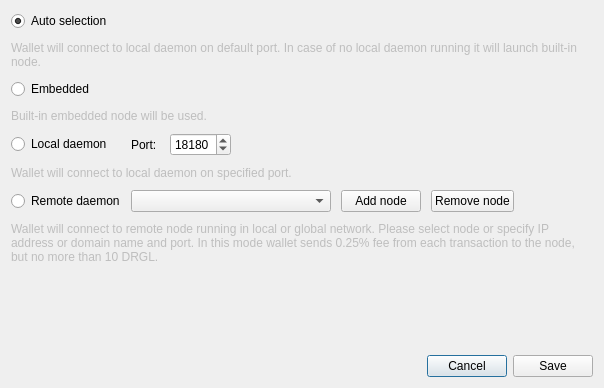
Above: src/gui/ui/connectionsettingsdialog.ui from aejontargaryen/FanGoldWallet before the change. Below: the same form after it.
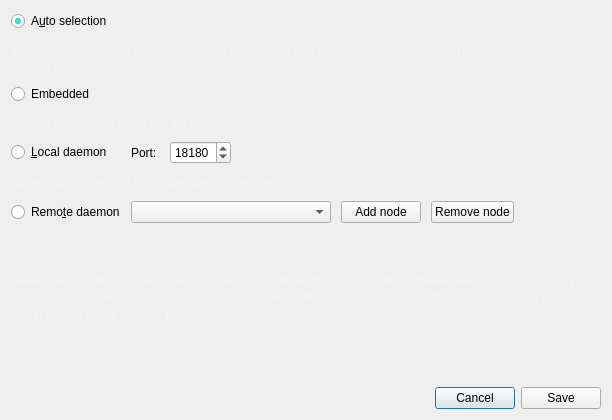
That is the form after the change. Icons and pictures are not drawn.

```diff
--- a/src/gui/ui/connectionsettingsdialog.ui
+++ b/src/gui/ui/connectionsettingsdialog.ui
@@ -9,13 +9,16 @@
    <rect>
     <x>0</x>
     <y>0</y>
-    <width>604</width>
-    <height>388</height>
+    <width>612</width>
+    <height>420</height>
    </rect>
   </property>
   <property name="windowTitle">
    <string>Connection settings</string>
   </property>
+  <property name="styleSheet">
+   <string notr="true"/>
+  </property>
   <layout class="QGridLayout" name="gridLayout_2">
    <item row="2" column="0">
     <layout class="QHBoxLayout" name="horizontalLayout">
@@ -61,8 +64,45 @@
        <property name="enabled">
         <bool>true</bool>
        </property>
+       <property name="palette">
+        <palette>
+         <active>
+          <colorrole role="Text">
+           <brush brushstyle="SolidPattern">
+            <color alpha="255">
+             <red>1</red>
+             <green>255</green>
+             <blue>230</blue>
+            </color>
+           </brush>
+          </colorrole>
+         </active>
+         <inactive>
+          <colorrole role="Text">
+           <brush brushstyle="SolidPattern">
+            <color alpha="255">
+             <red>1</red>
+             <green>255</green>
+             <blue>230</blue>
+            </color>
+           </brush>
+          </colorrole>
+         </inactive>
+         <disabled>
+          <colorrole role="Text">
+           <brush brushstyle="SolidPattern">
+            <color alpha="255">
+             <red>190</red>
+             <green>190</green>
+             <blue>190</blue>
+            </color>
+           </brush>
+          </colorrole>
+         </disabled>
+        </palette>
+       </property>
        <property name="text">
-        <string>Auto selection</string>
+        <string>A&amp;uto selection</string>
        </property>
        <property name="checked">
         <bool>true</bool>
@@ -74,6 +114,10 @@
        <property name="enabled">
         <bool>false</bool>
        </property>
+       <property name="styleSheet">
+        <string notr="true">font-family: cinzel;
+color: rgb(243, 243, 243);</string>
+       </property>
        <property name="text">
         <string>Wallet will connect to local daemon on default port. In case of no local daemon running it will launch built-in node.</string>
        </property>
@@ -84,6 +128,43 @@
      </item>
      <item row="2" column="0">
       <widget class="QRadioButton" name="radioButton_2">
+       <property name="palette">
+        <palette>
+         <active>
+          <colorrole role="Text">
+           <brush brushstyle="SolidPattern">
+            <color alpha="255">
+             <red>1</red>
+             <green>255</green>
+             <blue>230</blue>
+            </color>
+           </brush>
+          </colorrole>
+         </active>
+         <inactive>
+          <colorrole role="Text">
+           <brush brushstyle="SolidPattern">
+            <color alpha="255">
+             <red>1</red>
+             <green>255</green>
+             <blue>230</blue>
+            </color>
+           </brush>
+          </colorrole>
+         </inactive>
+         <disabled>
+          <colorrole role="Text">
+           <brush brushstyle="SolidPattern">
+            <color alpha="255">
+             <red>190</red>
+             <green>190</green>
+             <blue>190</blue>
+            </color>
+           </brush>
+          </colorrole>
+         </disabled>
+        </palette>
+       </property>
        <property name="text">
         <string>Embedded</string>
        </property>
@@ -94,6 +175,10 @@
        <property name="enabled">
         <bool>false</bool>
        </property>
+       <property name="styleSheet">
+        <string notr="true">font-family: cinzel;
+color: rgb(243, 243, 243);</string>
+       </property>
        <property name="text">
         <string>Built-in embedded node will be used.</string>
        </property>
@@ -104,8 +189,45 @@
      </item>
      <item row="4" column="0">
       <widget class="QRadioButton" name="radioButton_3">
+       <property name="palette">
+        <palette>
+         <active>
+          <colorrole role="Text">
+           <brush brushstyle="SolidPattern">
+            <color alpha="255">
+             <red>1</red>
+             <green>255</green>
+             <blue>230</blue>
+            </color>
+           </brush>
+          </colorrole>
+         </active>
+         <inactive>
+          <colorrole role="Text">
+           <brush brushstyle="SolidPattern">
+            <color alpha="255">
+             <red>1</red>
+             <green>255</green>
+             <blue>230</blue>
+            </color>
+           </brush>
+          </colorrole>
+         </inactive>
+         <disabled>
+          <colorrole role="Text">
+           <brush brushstyle="SolidPattern">
+            <color alpha="255">
+             <red>190</red>
+             <green>190</green>
+             <blue>190</blue>
+            </color>
+           </brush>
+          </colorrole>
+         </disabled>
+        </palette>
+       </property>
        <property name="text">
-        <string>Local daemon</string>
+        <string>&amp;Local daemon</string>
        </property>
       </widget>
      </item>
@@ -157,6 +279,10 @@
        <property name="enabled">
         <bool>false</bool>
        </property>
+       <property name="styleSheet">
+        <string notr="true">font-family: cinzel;
+color: rgb(243, 243, 243);</string>
+       </property>
        <property name="text">
         <string>Wallet will connect to local daemon on specified port.</string>
        </property>
@@ -167,8 +293,45 @@
      </item>
      <item row="6" column="0">
       <widget class="QRadioButton" name="radioButton_4">
+       <property name="palette">
+        <palette>
+         <active>
+          <colorrole role="Text">
+           <brush brushstyle="SolidPattern">
+            <color alpha="255">
+             <red>1</red>
+             <green>255</green>
+             <blue>230</blue>
+            </color>
+           </brush>
+          </colorrole>
+         </active>
+         <inactive>
+          <colorrole role="Text">
+           <brush brushstyle="SolidPattern">
+            <color alpha="255">
+             <red>1</red>
+             <green>255</green>
+             <blue>230</blue>
+            </color>
+           </brush>
+          </colorrole>
+         </inactive>
+         <disabled>
+          <colorrole role="Text">
+           <brush brushstyle="SolidPattern">
+            <color alpha="255">
+             <red>190</red>
+             <green>190</green>
+             <blue>190</blue>
+            </color>
+           </brush>
+          </colorrole>
+         </disabled>
+        </palette>
+       </property>
        <property name="text">
-        <string>Remote daemon</string>
+        <string>Remo&amp;te daemon</string>
        </property>
       </widget>
      </item>
@@ -244,11 +407,15 @@
        <property name="minimumSize">
         <size>
          <width>0</width>
-         <height>40</height>
+         <height>82</height>
         </size>
        </property>
+       <property name="styleSheet">
+        <string notr="true">font-family: Cinzel;
+color: rgb(243, 243, 243);</string>
+       </property>
        <property name="text">
-        <string>Wallet will connect to remote node running in local or global network. Please select node or specify IP address or domain name and port. In this mode wallet sends 0.25% fee from each transaction to the node, but no more than 10 DRGL.</string>
+        <string>&lt;html&gt;&lt;head/&gt;&lt;body&gt;&lt;p&gt;Wallet will connect to a service node running in local or global network. Please select node or specify IP address or domain name and port. In this mode wallet sends 0.25% fee from each transaction to the node, but no more than 10 𝐅&lt;span style=&quot; font-size:10pt;&quot;&gt;₲&lt;/span&gt;.&lt;/p&gt;&lt;/body&gt;&lt;/html&gt;</string>
        </property>
        <property name="wordWrap">
         <bool>true</bool>
@@ -262,10 +429,13 @@
      <property name="orientation">
       <enum>Qt::Vertical</enum>
      </property>
+     <property name="sizeType">
+      <enum>QSizePolicy::Fixed</enum>
+     </property>
      <property name="sizeHint" stdset="0">
       <size>
-       <width>20</width>
-       <height>40</height>
+       <width>0</width>
+       <height>20</height>
       </size>
      </property>
     </spacer>
```
Left out of the diff: 2 changed lines with no effect on the pictures.
